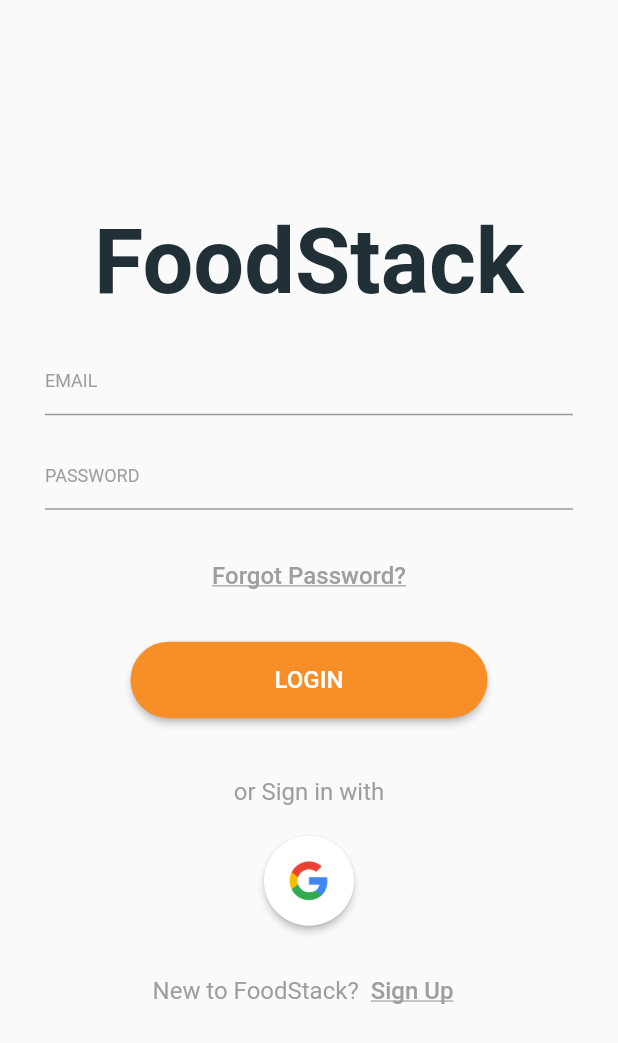
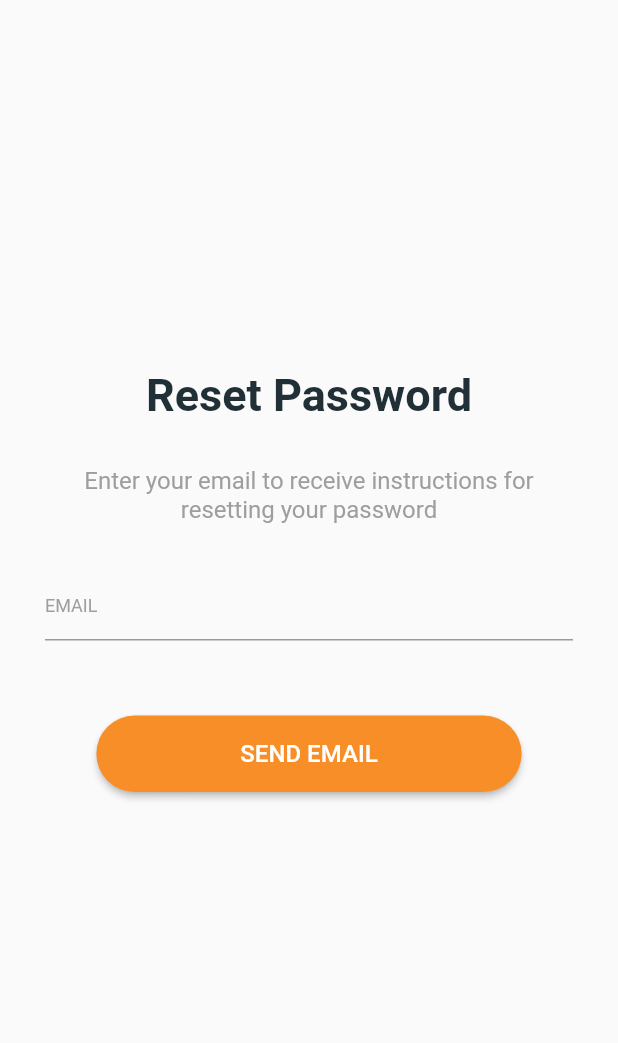
Before and after one commit to Team-APPetite/FoodStack, a Flutter app: the screen it shows after launch, after a tap on "Forgot Password?", on a phone screen of 412 x 824 dp. Shown: the top 1043 px of the screen. Run offline on Flutter 3.47's test engine with Material 2 defaults, Android fonts, the phone set to English and light mode, and no system bars; our stand-ins replace firebase_auth, firebase_core, fluttertoast; accounts and stored records are empty; network calls fail; Roboto replaces fonts that are missing (Avenir).

Commit message:
Add option for password reset

```diff
--- /dev/null
+++ b/lib/src/models/user.dart
@@ -0,0 +1,14 @@
+// Unused class, for user profile
+
+class User {
+  String firstName;
+  String lastName;
+  String email;
+  String password;
+
+  User({this.firstName, this.lastName, this.email, this.password});
+
+  String getFullName() {
+    return firstName + lastName;
+  }
+}
--- a/lib/src/screens/login.dart
+++ b/lib/src/screens/login.dart
@@ -1,8 +1,9 @@
 import 'package:flutter/material.dart';
 import 'package:foodstack/src/screens/signup.dart';
+import 'package:foodstack/src/screens/reset.dart';
 import 'package:foodstack/src/themeColors.dart';
 import 'package:firebase_auth/firebase_auth.dart';
-import 'home.dart';
+import 'package:foodstack/src/screens/home.dart';
 import 'package:fluttertoast/fluttertoast.dart';
 
 class LoginScreen extends StatefulWidget {
@@ -34,9 +35,7 @@ class _LoginScreenState extends State<LoginScreen> {
   }
 
   Widget header() {
-    return Column(
-      children: [
-        Text(
+    return Text(
       'FoodStack',
       style: TextStyle(
         fontFamily: 'Avenir',
@@ -44,8 +43,6 @@ class _LoginScreenState extends State<LoginScreen> {
         fontWeight: FontWeight.bold,
         color: ThemeColors.dark,
       ),
-        ),
-      ],
     );
   }
 
@@ -94,7 +91,10 @@ class _LoginScreenState extends State<LoginScreen> {
             decoration: TextDecoration.underline,
           ),
         ),
-        onPressed: () {},
+        onPressed: () {
+          Navigator.push(context,
+              MaterialPageRoute(builder: (context) => ResetScreen()));
+        },
       ),
       SizedBox(height: 20.0),
       ElevatedButton(
@@ -188,7 +188,7 @@ class _LoginScreenState extends State<LoginScreen> {
         await auth.signInWithEmailAndPassword(
             email: _email, password: _password);
 
-        Navigator.of(context).pushReplacement(
+        Navigator.push(context,
             MaterialPageRoute(builder: (context) => HomeScreen()));
       }
     } on FirebaseAuthException catch (error) {
--- /dev/null
+++ b/lib/src/screens/reset.dart
@@ -0,0 +1,126 @@
+import 'package:flutter/cupertino.dart';
+import 'package:flutter/material.dart';
+import 'package:firebase_auth/firebase_auth.dart';
+import 'package:foodstack/src/themeColors.dart';
+import 'package:fluttertoast/fluttertoast.dart';
+
+class ResetScreen extends StatefulWidget {
+  @override
+  _ResetScreenState createState() => _ResetScreenState();
+}
+
+class _ResetScreenState extends State<ResetScreen> {
+  String _email = '';
+  final auth = FirebaseAuth.instance;
+
+  @override
+  Widget build(BuildContext context) {
+    return Scaffold(
+      body: Padding(
+        padding: const EdgeInsets.symmetric(vertical: 120.0, horizontal: 30.0),
+        child: Column(
+            mainAxisAlignment: MainAxisAlignment.center, children: [
+              header(),
+              instructions(),
+              resetUI(),
+        ]),
+      ),
+    );
+  }
+
+  Widget header() {
+    return Column(
+      children: [
+        Text(
+          'Reset Password',
+          style: TextStyle(
+            fontFamily: 'Avenir',
+            fontSize: 30.0,
+            fontWeight: FontWeight.bold,
+            color: ThemeColors.dark,
+          ),
+        ),
+        SizedBox(height: 30.0)
+      ],
+    );
+  }
+
+  Widget instructions() {
+    return Column(
+      children: [
+        Text(
+          'Enter your email to receive instructions for resetting your password',
+          style: TextStyle(
+            color: Colors.grey,
+            fontSize: 16.0,
+          ),
+          textAlign: TextAlign.center,
+        ),
+        SizedBox(height: 30.0)
+      ],
+    );
+  }
+  Widget resetUI() {
+    return Column(children: [
+      TextField(
+        keyboardType: TextInputType.emailAddress,
+        decoration: InputDecoration(
+          hintText: 'EMAIL',
+          hintStyle: TextStyle(fontSize: 12.0, color: Colors.grey),
+          focusedBorder: UnderlineInputBorder(
+            borderSide: BorderSide(
+              color: ThemeColors.teals,
+              width: 2.0,
+            ),
+          ),
+        ),
+        onChanged: (value) {
+          _email = value.trim();
+        },
+      ),
+      SizedBox(height: 50.0),
+      ElevatedButton(
+        child: Padding(
+          padding: const EdgeInsets.symmetric(horizontal: 80.0, vertical: 16.0),
+          child: Text(
+            'SEND EMAIL',
+            style: TextStyle(
+              fontSize: 16.0,
+            ),
+          ),
+        ),
+        onPressed: () => _reset(_email),
+        style: ElevatedButton.styleFrom(
+          shape: RoundedRectangleBorder(
+            borderRadius: BorderRadius.circular(30.0),
+          ),
+          primary: ThemeColors.oranges,
+        ),
+      ),
+      SizedBox(height: 50.0)
+    ]);
+  }
+
+  _reset(String _email) async {
+
+    try {
+      User user = auth.currentUser;
+      if(user.emailVerified) {
+        await auth.sendPasswordResetEmail(email: _email);
+        Navigator.of(context).pop();
+      } else {
+        Fluttertoast.showToast(
+          msg: 'This email is not verified',
+          gravity: ToastGravity.TOP,
+          timeInSecForIosWeb: 5,
+        );
+      }
+    } on FirebaseAuthException catch (error) {
+      Fluttertoast.showToast(
+        msg: '${error.message}',
+        gravity: ToastGravity.TOP,
+        timeInSecForIosWeb: 5,
+      );
+    }
+  }
+}
--- a/lib/src/user.dart
+++ /dev/null
@@ -1,19 +0,0 @@
-// Unused class, for user profile
-
-class User {
-  String _firstName;
-  String _lastName;
-  String _username;
-  String _password;
-
-  User(String _first, String _last, String _email, String _pass) {
-    _firstName = _first;
-    _lastName = _last;
-    _username = _email;
-    _password = _pass;
-  }
-
-  String getFullName() {
-    return _firstName + _lastName;
-  }
-}
```
Lines whose indentation alone changed are shown as unchanged.
